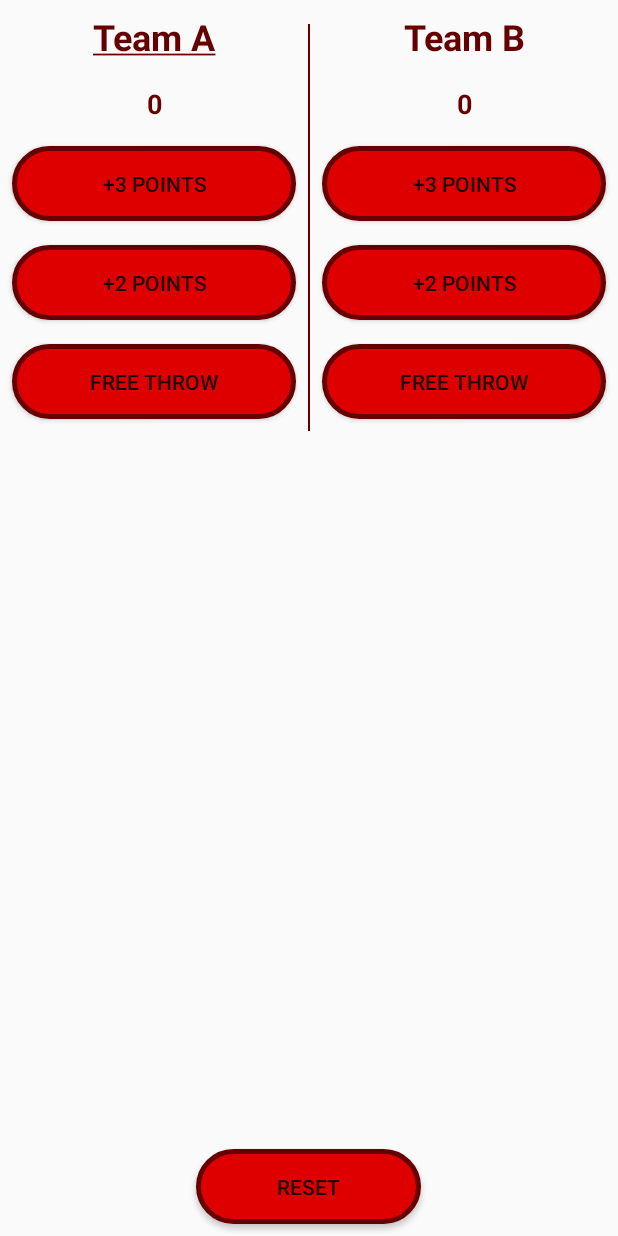
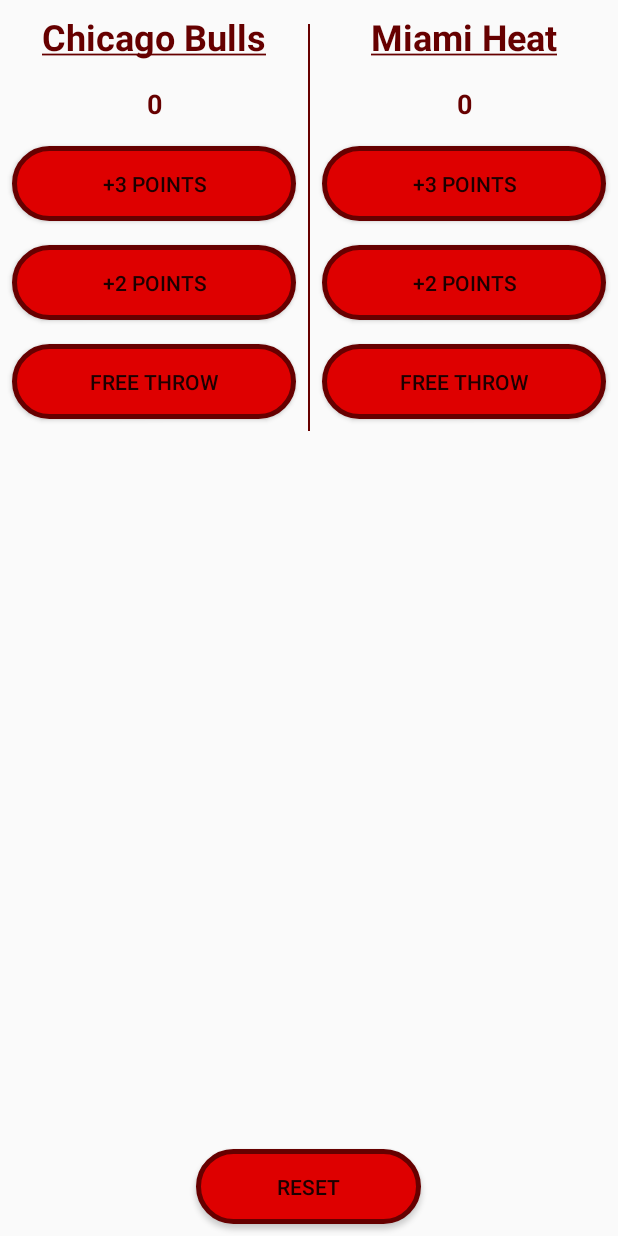
Before and after one commit to Chigrin/CourtCounter, an Android app: the screen it shows after launch (MainActivity), on a phone screen of 412 x 824 dp. Run offline under Robolectric (Android 15) with nearby library versions, the phone set to English and light mode, and no system bars.

Commit message:
All work sucessfully

```diff
--- a/app/src/main/res/layout/activity_main.xml
+++ b/app/src/main/res/layout/activity_main.xml
@@ -28,15 +28,13 @@
                 <TextView
                     android:layout_width="match_parent"
                     android:layout_height="wrap_content"
-                    android:autoLink="web"
-                    android:clickable="true"
                     android:gravity="center"
                     android:padding="8dp"
-                    android:text="@string/link"
+                    android:text="@string/ChicagoBulls"
                     android:textColor="#660000"
-                    android:textColorLink="#660000"
                     android:textSize="24sp"
-                    android:textStyle="bold" />
+                    android:textStyle="bold"
+                    android:onClick="ChicagoBulls"/>
 
                 <TextView
                     android:id="@+id/team_a_score"
@@ -91,10 +89,11 @@
                     android:layout_height="wrap_content"
                     android:gravity="center"
                     android:padding="8dp"
-                    android:text="Team B"
+                    android:text="@string/MiamiHeat"
                     android:textColor="#660000"
                     android:textSize="24sp"
-                    android:textStyle="bold" />
+                    android:textStyle="bold"
+                    android:onClick="MiamiHeat"/>
 
                 <TextView
                     android:id="@+id/team_b_score"
--- a/app/src/main/res/values/strings.xml
+++ b/app/src/main/res/values/strings.xml
@@ -1,4 +1,5 @@
 <resources>
     <string name="app_name">Court Counter</string>
-    <string name="link"><a href="https://www.google.pl/">Team A</a></string>
-</resources>
+    <string name="ChicagoBulls"><u>Chicago Bulls</u></string>
+    <string name="MiamiHeat"><u>Miami Heat</u></string>
+    </resources>
```
Also changed, not shown: app/src/main/java/com/example/android/courtcounter/MainActivity.java (+16 -0 lines).
